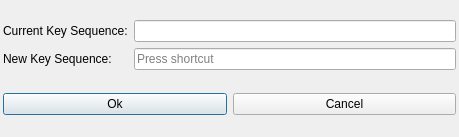
Above: src/shortcutkeyeditwin.ui from cxasm/notepad-- before the change. Below: the same form after it.
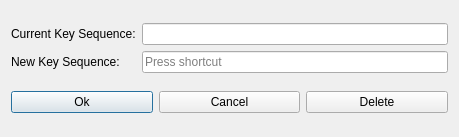
That is the form after the change.

Patch:
```diff
--- a/src/shortcutkeyeditwin.ui
+++ b/src/shortcutkeyeditwin.ui
@@ -14,18 +14,6 @@
    <string>ShortcutKeyEditWin</string>
   </property>
   <layout class="QVBoxLayout" name="verticalLayout">
-   <property name="leftMargin">
-    <number>3</number>
-   </property>
-   <property name="topMargin">
-    <number>3</number>
-   </property>
-   <property name="rightMargin">
-    <number>3</number>
-   </property>
-   <property name="bottomMargin">
-    <number>3</number>
-   </property>
    <item>
     <layout class="QGridLayout" name="gridLayout">
      <item row="0" column="0">
@@ -70,6 +58,13 @@
        </property>
       </widget>
      </item>
+     <item>
+      <widget class="QPushButton" name="deleteBt">
+       <property name="text">
+        <string>Delete</string>
+       </property>
+      </widget>
+     </item>
     </layout>
    </item>
   </layout>
```
Left out of the diff: 34 changed lines with no effect on the pictures.
